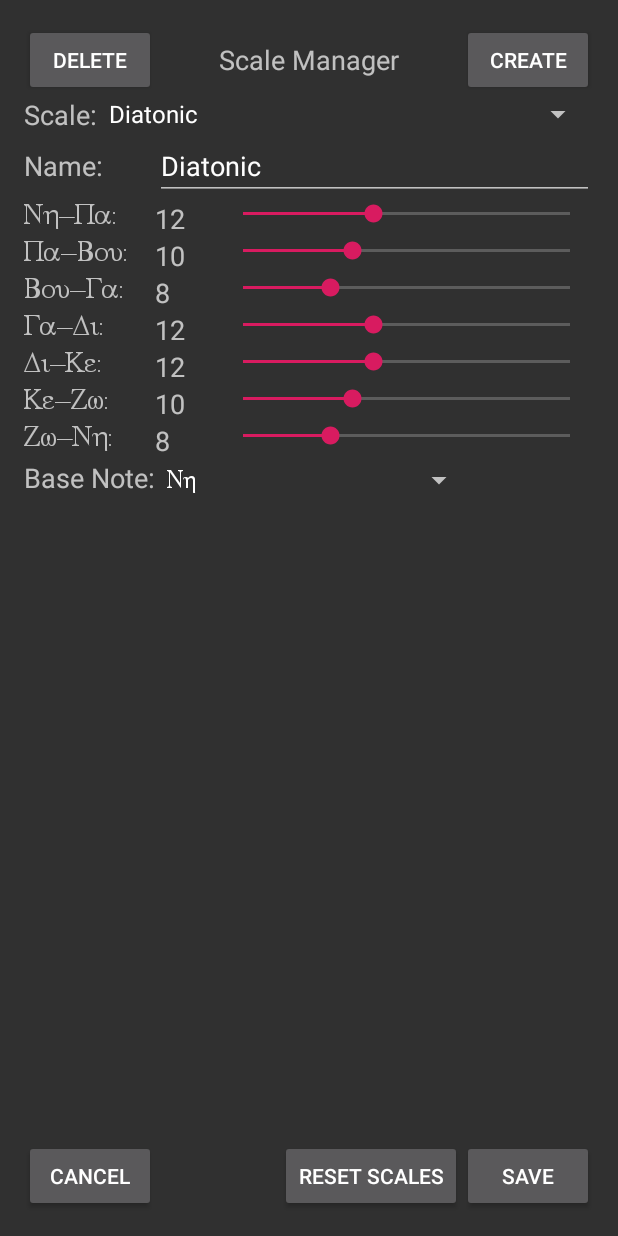
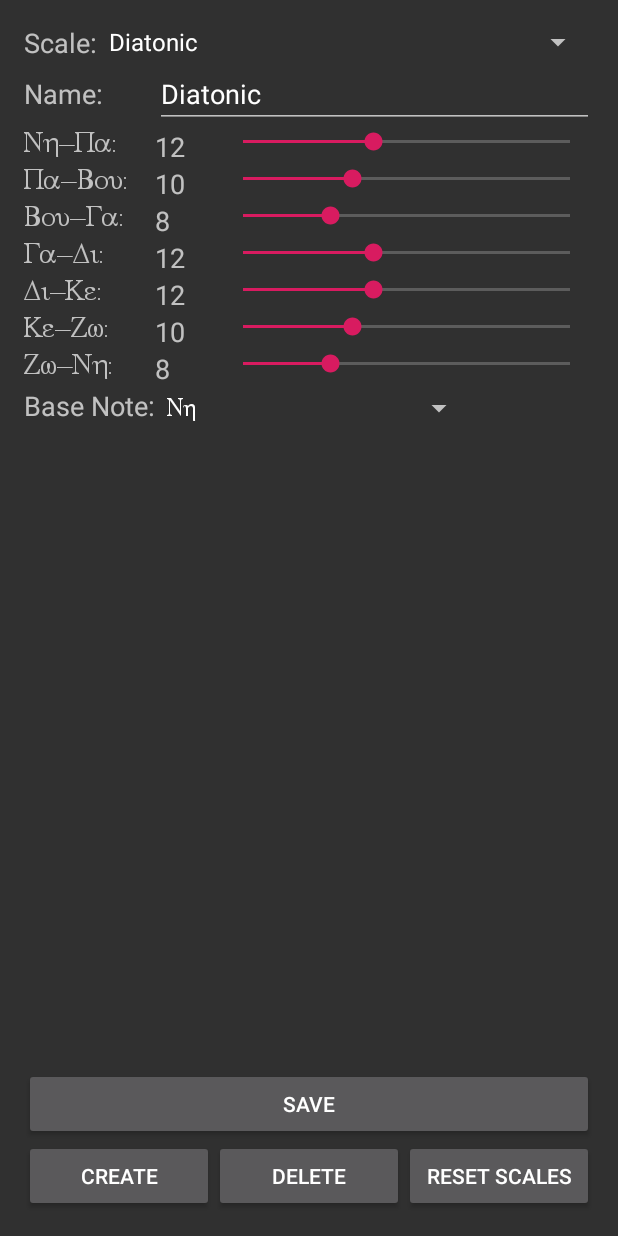
Before and after one commit to sseidel16/ByzantineIson, an Android app: the ScaleManager screen opened directly, with no data from a screen before it, on a phone screen of 412 x 824 dp. Run offline under Robolectric (Android 15) with nearby library versions, the phone set to English and light mode, and no system bars.

Commit message:
scale manager redone and link moved to action bar menu

```diff
--- a/app/src/main/java/com/coderss/ison/ScaleManager.java
+++ b/app/src/main/java/com/coderss/ison/ScaleManager.java
@@ -36,6 +36,7 @@ public class ScaleManager extends FragmentActivity {
     private SeekBar[] seekBar;
     private EditText nameBox;
     private Spinner scaleSelector;
+
     //changed by ChangeScaleConfirmation
     private Spinner baseNoteSelector;
     static ArrayList<Scale> scales;
@@ -53,12 +54,12 @@ public class ScaleManager extends FragmentActivity {
 
         super.onCreate(savedInstanceState);
         scales = Scale.loadScales(this.getApplicationContext());
-        System.out.println("created");
         if (editedScale == null) {
             editedScale = scales.get(selectedScale).copy();
             System.out.println(editedScale);
         }
         setContentView(R.layout.scale_manager);
+        setTitle("Scale Manager");
         setUpButtons();
     }
 
@@ -82,6 +83,7 @@ public class ScaleManager extends FragmentActivity {
                 setTypeface(Typeface.createFromAsset(getResources().getAssets(),"greek.ttf"));
         ((TextView)this.findViewById(R.id.textViewGreek7)).
                 setTypeface(Typeface.createFromAsset(getResources().getAssets(),"greek.ttf"));
+
         TextView[] width = new TextView[7];
         width[0] = this.findViewById(R.id.width1);
         width[1] = this.findViewById(R.id.width2);
@@ -90,6 +92,7 @@ public class ScaleManager extends FragmentActivity {
         width[4] = this.findViewById(R.id.width5);
         width[5] = this.findViewById(R.id.width6);
         width[6] = this.findViewById(R.id.width7);
+
         seekBar = new SeekBar[7];
         seekBar[0] = this.findViewById(R.id.seekBar1);
         seekBar[1] = this.findViewById(R.id.seekBar2);
@@ -98,6 +101,7 @@ public class ScaleManager extends FragmentActivity {
         seekBar[4] = this.findViewById(R.id.seekBar5);
         seekBar[5] = this.findViewById(R.id.seekBar6);
         seekBar[6] = this.findViewById(R.id.seekBar7);
+
         for (int i = 0; i < 7; ++i) {
             width[i].setWidth(width[i].getLineHeight() * 2);
             final int index = i;
@@ -189,11 +193,6 @@ public class ScaleManager extends FragmentActivity {
             dialog.show(getSupportFragmentManager(),"dialog");
         });
 
-        Button cancel = this.findViewById(R.id.cancel);
-        cancel.setOnClickListener(arg0 -> {
-            cancelButton();
-        });
-
         Button delete = this.findViewById(R.id.delete);
         delete.setOnClickListener(arg0 -> {
             DeleteConfirmation dialog = new DeleteConfirmation();
@@ -236,11 +235,9 @@ public class ScaleManager extends FragmentActivity {
             ScaleManager scaleManager = (ScaleManager) getActivity();
             AlertDialog.Builder builder = new AlertDialog.Builder(getActivity());
             builder.setMessage("Are you sure? All created and edited scales will be lost");
-            builder.setPositiveButton("OK", new DialogInterface.OnClickListener() {
-                public void onClick(DialogInterface dialog, int id) {
-                    Scale.emergencyReset(getActivity());
-                    scaleManager.goBackToIsonActivity();
-                }
+            builder.setPositiveButton("OK", (DialogInterface dialog, int id) -> {
+                Scale.emergencyReset(getActivity());
+                scaleManager.goBackToIsonActivity();
             });
             builder.setNegativeButton("Cancel", null);
             return builder.create();
@@ -284,10 +281,8 @@ public class ScaleManager extends FragmentActivity {
             builder.setMessage("Are you sure? Your changes to " +
                     scaleManager.scales.get(scaleManager.selectedScale).name +
                     " will be lost");
-            builder.setPositiveButton("OK", new DialogInterface.OnClickListener() {
-                public void onClick(DialogInterface dialog, int id) {
-                    scaleManager.goBackToIsonActivity();
-                }
+            builder.setPositiveButton("OK", (DialogInterface dialog, int id) -> {
+                scaleManager.goBackToIsonActivity();
             });
             builder.setNegativeButton("Cancel", null);
             return builder.create();
--- a/app/src/main/res/layout/scale_manager.xml
+++ b/app/src/main/res/layout/scale_manager.xml
@@ -10,19 +10,30 @@
     android:paddingTop="@dimen/activity_vertical_margin"
     tools:context=".ScaleManager" >
 
-    <Button
-        android:id="@+id/save"
+    <TextView
+        android:id="@+id/textView4"
         android:layout_width="wrap_content"
         android:layout_height="wrap_content"
-        android:layout_alignParentBottom="true"
-        android:layout_alignParentRight="true"
-        android:text="Save" />
+        android:layout_alignParentTop="true"
+        android:layout_alignBottom="@+id/scaleSpinner"
+        android:layout_alignParentStart="true"
+        android:gravity="center"
+        android:text="Scale:"
+        android:textAppearance="?android:attr/textAppearanceMedium" />
+
+    <Spinner
+        android:id="@+id/scaleSpinner"
+        android:layout_width="wrap_content"
+        android:layout_height="wrap_content"
+        android:layout_alignParentTop="true"
+        android:layout_alignParentEnd="true"
+        android:layout_toEndOf="@+id/textView4" />
 
     <ScrollView
         android:id="@+id/scrollView1"
         android:layout_width="wrap_content"
         android:layout_height="wrap_content"
-        android:layout_above="@+id/save"
+        android:layout_above="@+id/save_layout"
         android:layout_alignParentLeft="true"
         android:layout_alignParentRight="true"
         android:descendantFocusability="beforeDescendants"
@@ -313,68 +324,49 @@
         </TableLayout>
     </ScrollView>
 
-    <TextView
-        android:id="@+id/textView4"
-        android:layout_width="wrap_content"
+    <LinearLayout
+        android:id="@+id/save_layout"
+        android:layout_width="match_parent"
         android:layout_height="wrap_content"
-        android:layout_alignBottom="@+id/scaleSpinner"
-        android:layout_alignParentLeft="true"
-        android:layout_below="@+id/textView5"
-        android:gravity="center"
-        android:text="Scale:"
-        android:textAppearance="?android:attr/textAppearanceMedium" />
+        android:layout_above="@+id/create_layout"
+        android:orientation="horizontal">
 
-    <Spinner
-        android:id="@+id/scaleSpinner"
-        android:layout_width="wrap_content"
+        <Button
+            android:id="@+id/save"
+            android:layout_width="match_parent"
             android:layout_height="wrap_content"
-        android:layout_alignParentRight="true"
-        android:layout_below="@+id/textView5"
-        android:layout_toRightOf="@+id/textView4"/>
+            android:text="Save" />
+
+    </LinearLayout>
+
+    <LinearLayout
+        android:id="@+id/create_layout"
+        android:layout_width="match_parent"
+        android:layout_height="wrap_content"
+        android:orientation="horizontal"
+        android:layout_alignParentBottom="true">
 
         <Button
             android:id="@+id/create"
-        android:layout_width="wrap_content"
+            android:layout_width="0dip"
             android:layout_height="wrap_content"
-        android:layout_alignParentRight="true"
-        android:layout_alignParentTop="true"
+            android:layout_weight="1"
             android:text="Create" />
 
         <Button
             android:id="@+id/delete"
-        android:layout_width="wrap_content"
+            android:layout_width="0dip"
             android:layout_height="wrap_content"
-        android:layout_alignParentLeft="true"
-        android:layout_alignParentTop="true"
+            android:layout_weight="1"
             android:text="Delete" />
 
         <Button
-        android:id="@+id/cancel"
-        android:layout_width="wrap_content"
+            android:id="@+id/reset"
+            android:layout_width="0dip"
             android:layout_height="wrap_content"
-        android:layout_alignParentBottom="true"
-        android:layout_alignParentLeft="true"
-        android:text="Cancel" />
-
-    <TextView
-        android:id="@+id/textView5"
-        android:layout_width="wrap_content"
-        android:layout_height="wrap_content"
-        android:layout_alignBottom="@+id/create"
-        android:layout_alignParentTop="true"
-        android:layout_toLeftOf="@+id/create"
-        android:layout_toRightOf="@+id/delete"
-        android:gravity="center"
-        android:text="Scale Manager"
-        android:textAppearance="?android:attr/textAppearanceMedium" />
-
-    <Button
-        android:id="@+id/reset"
-        android:layout_width="wrap_content"
-        android:layout_height="wrap_content"
-        android:layout_alignBaseline="@+id/save"
-        android:layout_alignBottom="@+id/save"
-        android:layout_toLeftOf="@+id/save"
+            android:layout_weight="1"
             android:text="Reset Scales" />
 
+    </LinearLayout>
+
 </RelativeLayout>
```
Also changed, not shown: app/src/main/java/com/coderss/ison/IsonActivity.java (+21 -38 lines), app/src/main/res/menu/main_activity_actions.xml (+6 -3 lines). Lines whose indentation alone changed are shown as unchanged.
